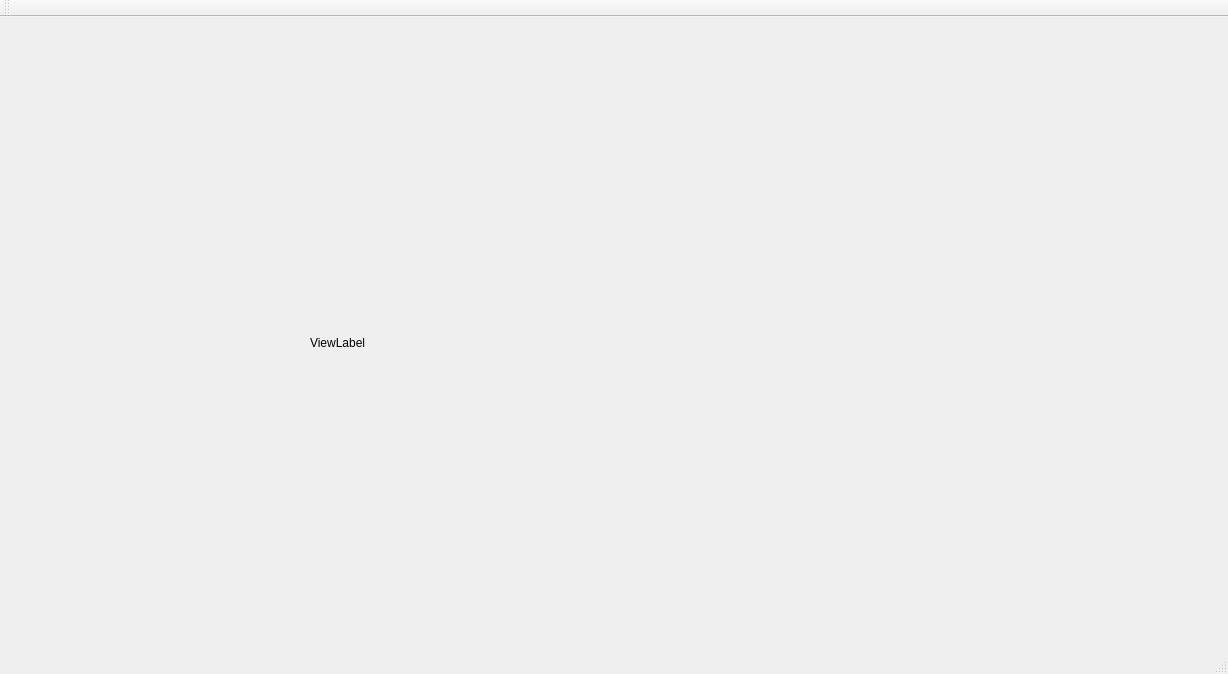
Before: the Qt Designer form mainwindow.ui in NSS712/code_visualization, drawn with Qt 5.
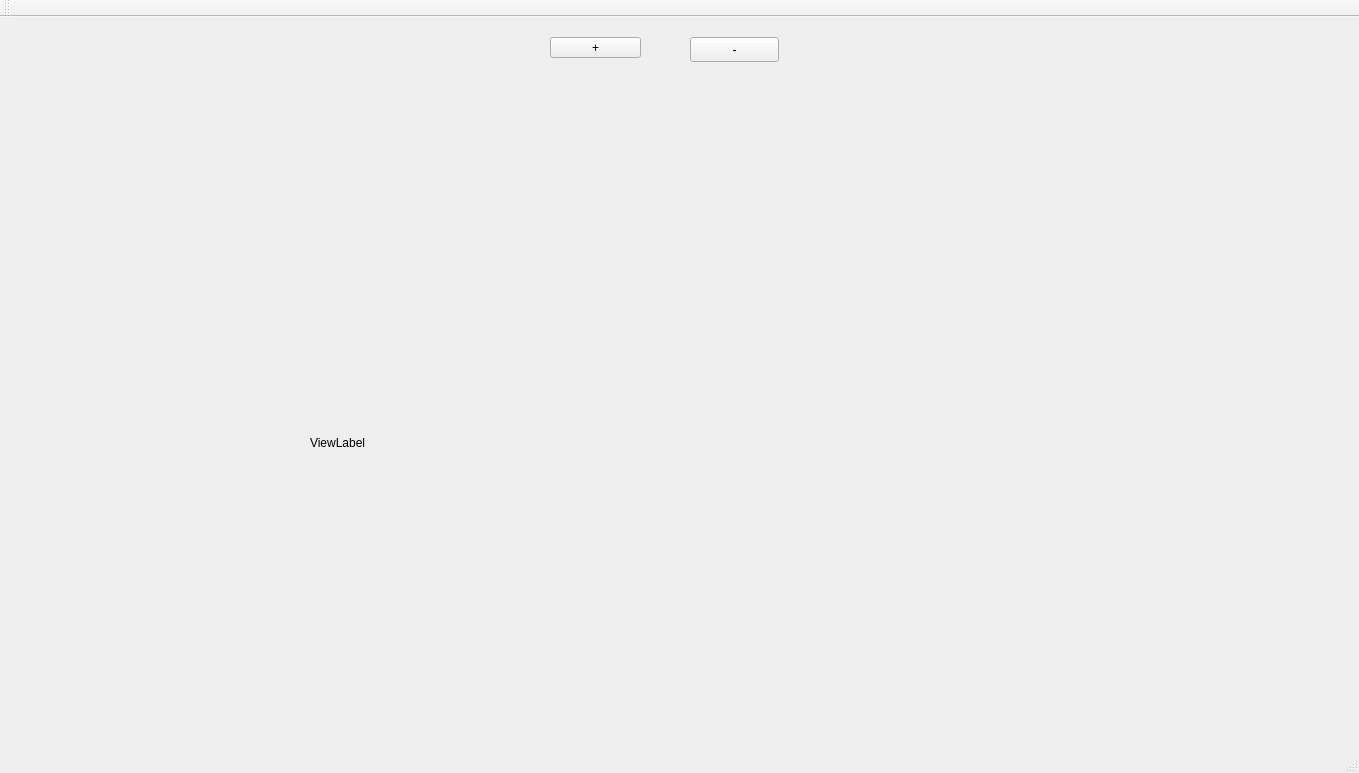
After: the same form once the commit is applied.

```diff
--- a/mainwindow.ui
+++ b/mainwindow.ui
@@ -6,8 +6,8 @@
    <rect>
     <x>0</x>
     <y>0</y>
-    <width>1228</width>
-    <height>674</height>
+    <width>1359</width>
+    <height>773</height>
    </rect>
   </property>
   <property name="windowTitle">
@@ -18,15 +18,51 @@
     <property name="geometry">
      <rect>
       <x>310</x>
-      <y>30</y>
-      <width>901</width>
-      <height>591</height>
+      <y>70</y>
+      <width>1021</width>
+      <height>711</height>
      </rect>
     </property>
     <property name="text">
      <string>ViewLabel</string>
     </property>
    </widget>
+   <widget class="QPushButton" name="zoom_out_Button">
+    <property name="geometry">
+     <rect>
+      <x>550</x>
+      <y>20</y>
+      <width>91</width>
+      <height>21</height>
+     </rect>
+    </property>
+    <property name="text">
+     <string>+</string>
+    </property>
+   </widget>
+   <widget class="QPushButton" name="zoom_in_Button">
+    <property name="geometry">
+     <rect>
+      <x>690</x>
+      <y>20</y>
+      <width>89</width>
+      <height>25</height>
+     </rect>
+    </property>
+    <property name="text">
+     <string>-</string>
+    </property>
+   </widget>
+   <widget class="QWidget" name="widget" native="true">
+    <property name="geometry">
+     <rect>
+      <x>60</x>
+      <y>80</y>
+      <width>231</width>
+      <height>511</height>
+     </rect>
+    </property>
+   </widget>
   </widget>
   <widget class="QMenuBar" name="menuBar">
    <property name="geometry">
```
Left out of the diff: 2 changed lines with no effect on the pictures.
